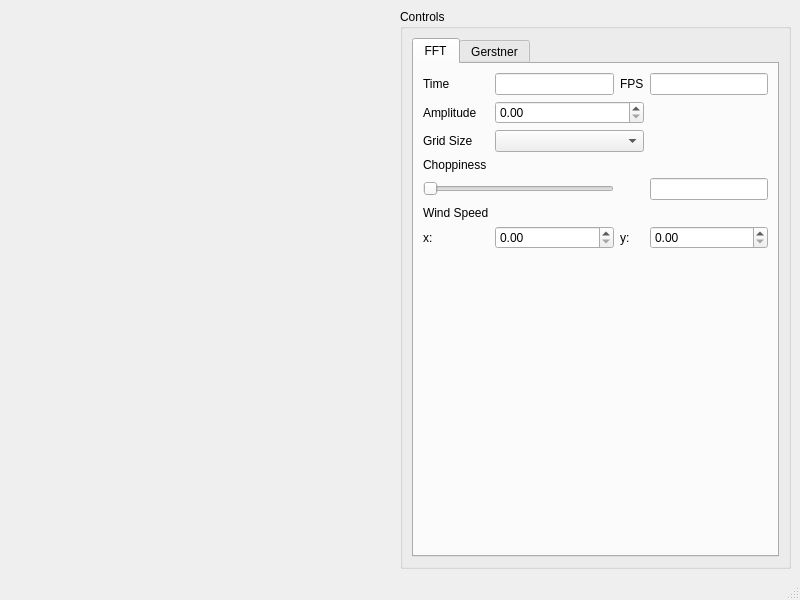
First picture: the form in ui/mainwindow.ui, repository TobyGilbert/Ocean_Surface, before the edit.
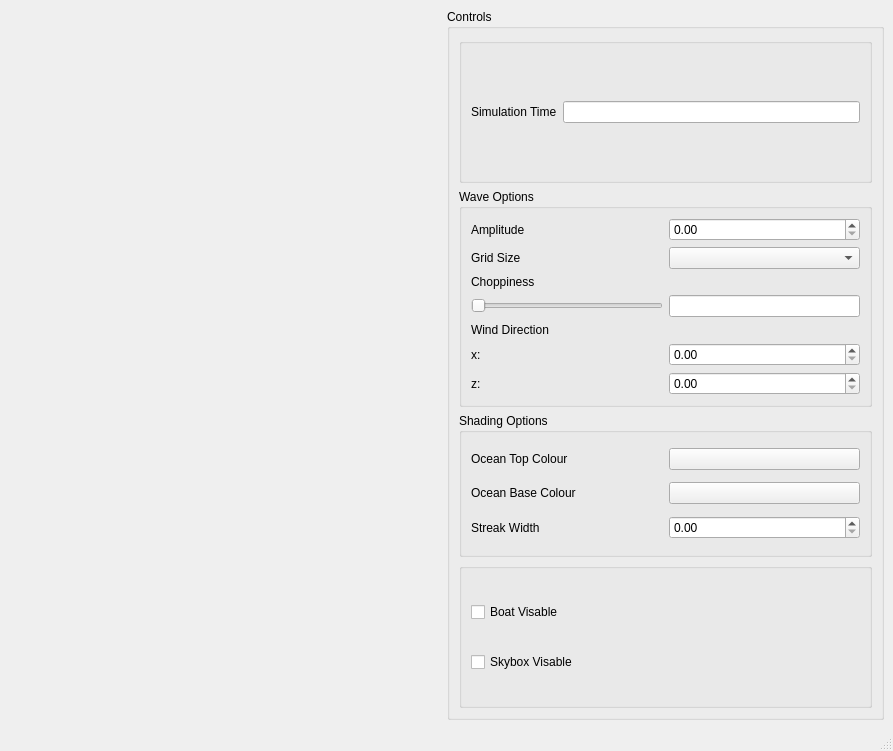
Second picture: the form after the edit.

What changed in the file:
```diff
--- a/ui/mainwindow.ui
+++ b/ui/mainwindow.ui
@@ -6,8 +6,8 @@
    <rect>
     <x>0</x>
     <y>0</y>
-    <width>800</width>
-    <height>600</height>
+    <width>893</width>
+    <height>751</height>
    </rect>
   </property>
   <property name="minimumSize">
@@ -21,93 +21,85 @@
   </property>
   <widget class="QWidget" name="centralwidget">
    <layout class="QGridLayout" name="gridLayout">
-    <item row="0" column="1">
+    <item row="0" column="4">
      <widget class="QGroupBox" name="groupBox">
       <property name="title">
        <string>Controls</string>
       </property>
       <layout class="QGridLayout" name="gridLayout_2">
+       <item row="2" column="0">
+        <widget class="QGroupBox" name="groupBox_4">
+         <property name="title">
+          <string>Shading Options</string>
+         </property>
+         <layout class="QGridLayout" name="gridLayout_6">
        <item row="0" column="0">
-        <widget class="QTabWidget" name="tabWidget">
-         <property name="currentIndex">
-          <number>0</number>
-         </property>
-         <widget class="QWidget" name="tab">
-          <attribute name="title">
-           <string>FFT</string>
-          </attribute>
-          <layout class="QGridLayout" name="gridLayout_3">
-           <item row="6" column="3">
-            <widget class="QLineEdit" name="lineEdit"/>
+           <widget class="QLabel" name="label_9">
+            <property name="text">
+             <string>Ocean Top Colour</string>
+            </property>
+           </widget>
+          </item>
+          <item row="2" column="0">
+           <widget class="QLabel" name="label_10">
+            <property name="text">
+             <string>Ocean Base Colour</string>
+            </property>
+           </widget>
            </item>
            <item row="0" column="1">
-            <widget class="QLineEdit" name="timeLineEdit"/>
-           </item>
+           <widget class="QPushButton" name="m_topColourBtn">
+            <property name="text">
+             <string/>
+            </property>
+           </widget>
+          </item>
+          <item row="2" column="1">
+           <widget class="QPushButton" name="m_baseColourBtn">
+            <property name="text">
+             <string/>
+            </property>
+           </widget>
+          </item>
+          <item row="3" column="0">
+           <widget class="QLabel" name="label_12">
+            <property name="text">
+             <string>Streak Width</string>
+            </property>
+           </widget>
+          </item>
+          <item row="3" column="1">
+           <widget class="QDoubleSpinBox" name="doubleSpinBox_4"/>
+          </item>
+         </layout>
+        </widget>
+       </item>
+       <item row="0" column="0">
+        <widget class="QGroupBox" name="groupBox_3">
+         <property name="title">
+          <string/>
+         </property>
+         <layout class="QGridLayout" name="gridLayout_5">
            <item row="0" column="0">
             <widget class="QLabel" name="label">
              <property name="text">
-              <string>Time</string>
+             <string>Simulation Time</string>
              </property>
             </widget>
            </item>
-           <item row="8" column="2">
-            <widget class="QLabel" name="label_5">
-             <property name="text">
-              <string>y:</string>
-             </property>
-            </widget>
-           </item>
-           <item row="4" column="0">
-            <widget class="QLabel" name="label_2">
-             <property name="text">
-              <string>Choppiness</string>
-             </property>
-            </widget>
-           </item>
-           <item row="0" column="2">
-            <widget class="QLabel" name="label_3">
-             <property name="text">
-              <string>FPS</string>
-             </property>
-            </widget>
-           </item>
-           <item row="8" column="0">
-            <widget class="QLabel" name="label_4">
-             <property name="text">
-              <string>x:</string>
-             </property>
-            </widget>
-           </item>
-           <item row="8" column="1">
-            <widget class="QDoubleSpinBox" name="doubleSpinBox"/>
-           </item>
-           <item row="11" column="0">
-            <spacer name="verticalSpacer">
-             <property name="orientation">
-              <enum>Qt::Vertical</enum>
-             </property>
-             <property name="sizeHint" stdset="0">
-              <size>
-               <width>20</width>
-               <height>40</height>
-              </size>
-             </property>
-            </spacer>
-           </item>
-           <item row="0" column="3">
-            <widget class="QLineEdit" name="FPSLineEdit"/>
-           </item>
-           <item row="8" column="3">
-            <widget class="QDoubleSpinBox" name="doubleSpinBox_2"/>
-           </item>
-           <item row="7" column="0">
-            <widget class="QLabel" name="label_6">
-             <property name="text">
-              <string>Wind Speed</string>
-             </property>
-            </widget>
-           </item>
-           <item row="6" column="0" colspan="2">
+          <item row="0" column="1">
+           <widget class="QLineEdit" name="timeLineEdit"/>
+          </item>
+         </layout>
+        </widget>
+       </item>
+       <item row="1" column="0">
+        <widget class="QGroupBox" name="groupBox_2">
+         <property name="title">
+          <string>Wave Options</string>
+         </property>
+         <layout class="QGridLayout" name="gridLayout_4">
+          <item row="3" column="0">
             <widget class="QSlider" name="choppinessSlider">
              <property name="sizePolicy">
               <sizepolicy hsizetype="Expanding" vsizetype="Fixed">
@@ -120,33 +112,87 @@
              </property>
             </widget>
            </item>
-           <item row="2" column="0">
-            <widget class="QLabel" name="label_7">
-             <property name="text">
-              <string>Amplitude</string>
-             </property>
-            </widget>
-           </item>
-           <item row="3" column="0">
+          <item row="5" column="1">
+           <widget class="QDoubleSpinBox" name="m_xWindSpinBox"/>
+          </item>
+          <item row="3" column="1">
+           <widget class="QLineEdit" name="lineEdit"/>
+          </item>
+          <item row="6" column="1">
+           <widget class="QDoubleSpinBox" name="m_zWindSpinBox"/>
+          </item>
+          <item row="1" column="0">
             <widget class="QLabel" name="label_8">
              <property name="text">
               <string>Grid Size</string>
              </property>
             </widget>
            </item>
-           <item row="3" column="1" colspan="2">
+          <item row="0" column="0">
+           <widget class="QLabel" name="label_7">
+            <property name="text">
+             <string>Amplitude</string>
+            </property>
+           </widget>
+          </item>
+          <item row="1" column="1">
             <widget class="QComboBox" name="comboBox"/>
            </item>
-           <item row="2" column="1" colspan="2">
-            <widget class="QDoubleSpinBox" name="doubleSpinBox_3"/>
-           </item>
-          </layout>
-         </widget>
-         <widget class="QWidget" name="tab_2">
-          <attribute name="title">
-           <string>Gerstner</string>
-          </attribute>
-         </widget>
+          <item row="2" column="0">
+           <widget class="QLabel" name="label_2">
+            <property name="text">
+             <string>Choppiness</string>
+            </property>
+           </widget>
+          </item>
+          <item row="6" column="0">
+           <widget class="QLabel" name="label_5">
+            <property name="text">
+             <string>z:</string>
+            </property>
+           </widget>
+          </item>
+          <item row="4" column="0">
+           <widget class="QLabel" name="label_6">
+            <property name="text">
+             <string>Wind Direction</string>
+            </property>
+           </widget>
+          </item>
+          <item row="0" column="1">
+           <widget class="QDoubleSpinBox" name="m_amplitudeSpinBox"/>
+          </item>
+          <item row="5" column="0">
+           <widget class="QLabel" name="label_4">
+            <property name="text">
+             <string>x:</string>
+            </property>
+           </widget>
+          </item>
+         </layout>
+        </widget>
+       </item>
+       <item row="3" column="0">
+        <widget class="QGroupBox" name="groupBox_5">
+         <property name="title">
+          <string/>
+         </property>
+         <layout class="QGridLayout" name="gridLayout_3">
+          <item row="0" column="0">
+           <widget class="QCheckBox" name="m_boatCheckBox">
+            <property name="text">
+             <string>Boat Visable</string>
+            </property>
+           </widget>
+          </item>
+          <item row="1" column="0">
+           <widget class="QCheckBox" name="m_skyboxCheckBox">
+            <property name="text">
+             <string>Skybox Visable</string>
+            </property>
+           </widget>
+          </item>
+         </layout>
         </widget>
        </item>
       </layout>
```
Left out of the diff: 4 changed lines with no effect on the pictures. Lines whose indentation alone changed are shown as unchanged.
